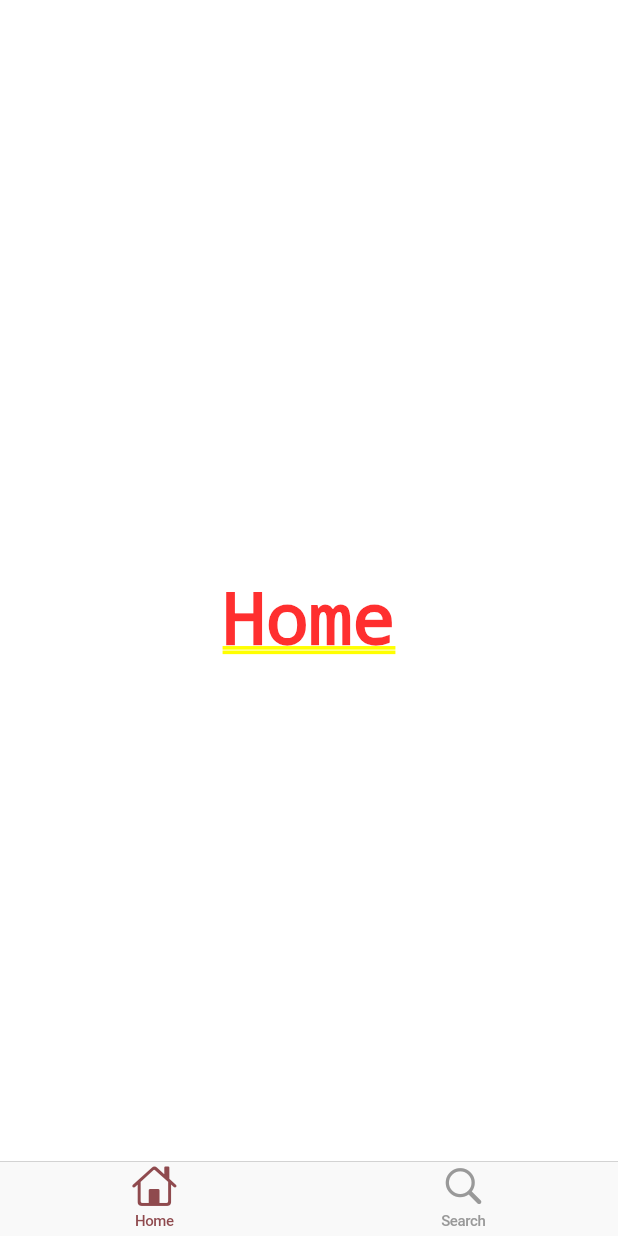
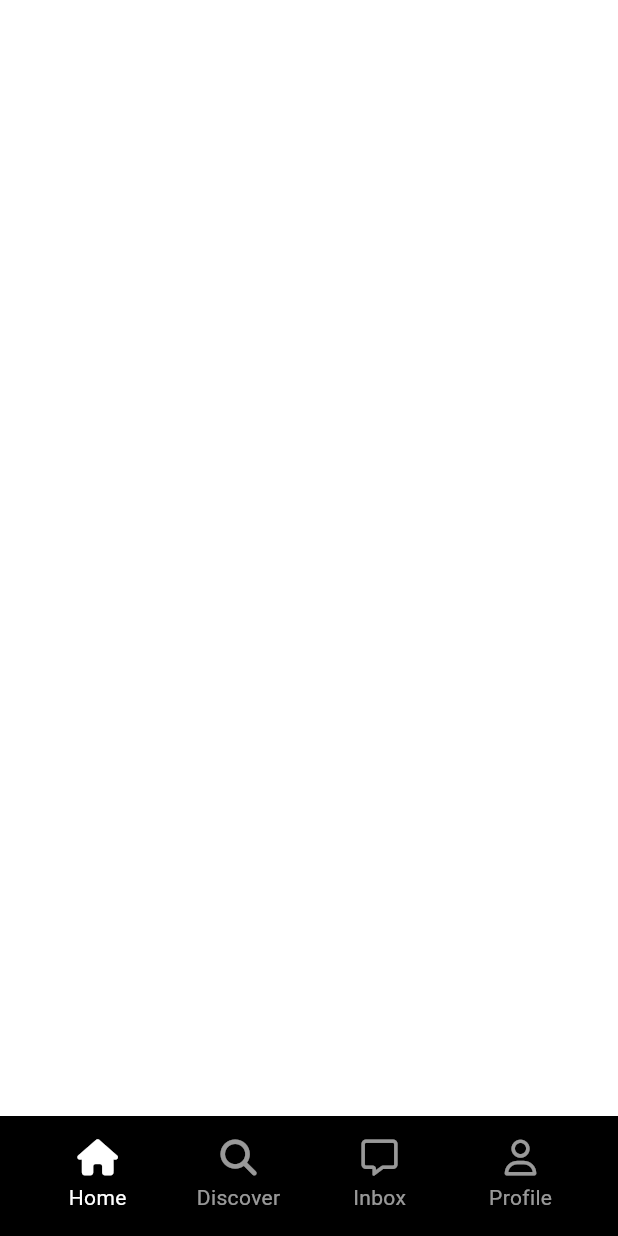
Before and after one commit to decembaek/tiktok_clone, a Flutter app: the screen it shows after launch, on a phone screen of 412 x 824 dp. Run offline on Flutter 3.47's test engine with Material 3 defaults, Android fonts, the phone set to English and light mode, and no system bars; our stand-ins replace font_awesome_flutter.

Commit message:
custom navigation var

```diff
--- a/lib/features/main_navigation/main_navigation_screen.dart
+++ b/lib/features/main_navigation/main_navigation_screen.dart
@@ -1,6 +1,9 @@
 import 'package:flutter/cupertino.dart';
 import 'package:flutter/material.dart';
 import 'package:font_awesome_flutter/font_awesome_flutter.dart';
+import 'package:tiktok_clone/constants/gaps.dart';
+import 'package:tiktok_clone/constants/sizes.dart';
+import 'package:tiktok_clone/features/main_navigation/widgets/nav_tab.dart';
 
 class MainNavigationScreen extends StatefulWidget {
   const MainNavigationScreen({super.key});
@@ -38,23 +41,75 @@ class _MainNavigationScreenState extends State<MainNavigationScreen> {
 
   @override
   Widget build(BuildContext context) {
-    return CupertinoTabScaffold(
-      tabBar: CupertinoTabBar(
-        items: const [
-          BottomNavigationBarItem(
-            // icon: FaIcon(FontAwesomeIcons.house),
-            icon: Icon(CupertinoIcons.house),
-            label: "Home",
+    return Scaffold(
+      bottomNavigationBar: BottomAppBar(
+        color: Colors.black,
+        child: Padding(
+          padding: const EdgeInsets.all(Sizes.size2),
+          child: Row(
+            mainAxisAlignment: MainAxisAlignment.spaceBetween,
+            children: [
+              NavTab(
+                text: "Home",
+                isSelected: _selectedIndex == 0,
+                icon: FontAwesomeIcons.house,
+                onTap: () => _onTap(0),
+              ),
+              NavTab(
+                text: "Discover",
+                isSelected: _selectedIndex == 1,
+                icon: FontAwesomeIcons.magnifyingGlass,
+                onTap: () => _onTap(1),
+              ),
+              NavTab(
+                text: "Inbox",
+                isSelected: _selectedIndex == 3,
+                icon: FontAwesomeIcons.message,
+                onTap: () => _onTap(3),
+              ),
+              NavTab(
+                text: "Profile",
+                isSelected: _selectedIndex == 4,
+                icon: FontAwesomeIcons.user,
+                onTap: () => _onTap(4),
+              ),
+              // Column(
+              //   // Column 자리 차지하는 크기 설정하기
+              //   mainAxisSize: MainAxisSize.min,
+              //   children: [
+              //     FaIcon(
+              //       FontAwesomeIcons.house,
+              //       color: Colors.white,
+              //     ),
+              //     Gaps.v5,
+              //     Text(
+              //       "Home",
+              //       style: TextStyle(color: Colors.white),
+              //     ),
+              //   ],
+              // ),
+            ],
           ),
-          BottomNavigationBarItem(
-            // icon: FaIcon(FontAwesomeIcons.magnifyingGlass),
-            icon: Icon(CupertinoIcons.search),
-            label: "Search",
-          ),
-        ],
+        ),
       ),
-      tabBuilder: (context, index) => screens[index],
     );
+    // return CupertinoTabScaffold(
+    //   tabBar: CupertinoTabBar(
+    //     items: const [
+    //       BottomNavigationBarItem(
+    //         // icon: FaIcon(FontAwesomeIcons.house),
+    //         icon: Icon(CupertinoIcons.house),
+    //         label: "Home",
+    //       ),
+    //       BottomNavigationBarItem(
+    //         // icon: FaIcon(FontAwesomeIcons.magnifyingGlass),
+    //         icon: Icon(CupertinoIcons.search),
+    //         label: "Search",
+    //       ),
+    //     ],
+    //   ),
+    //   tabBuilder: (context, index) => screens[index],
+    // );
     // return Scaffold(
     //   body: screens[_selectedIndex],
     //   bottomNavigationBar: NavigationBar(
--- /dev/null
+++ b/lib/features/main_navigation/widgets/nav_tab.dart
@@ -0,0 +1,53 @@
+import 'package:flutter/material.dart';
+import 'package:font_awesome_flutter/font_awesome_flutter.dart';
+import 'package:tiktok_clone/constants/gaps.dart';
+
+class NavTab extends StatelessWidget {
+  const NavTab({
+    super.key,
+    required this.text,
+    required this.isSelected,
+    required this.icon,
+    required this.onTap,
+  });
+
+  final String text;
+  final bool isSelected;
+  final IconData icon;
+  final Function onTap;
+
+  @override
+  Widget build(BuildContext context) {
+    // Expanded 사용 공간을 최대로 쓰기
+    return Expanded(
+      child: GestureDetector(
+        onTap: () => onTap(),
+        child: Container(
+          color: Colors.black,
+          child: AnimatedOpacity(
+            duration: const Duration(microseconds: 300),
+            opacity: isSelected ? 1 : 0.6,
+            child: Column(
+              // Column 자리 차지하는 크기 설정하기
+              mainAxisSize: MainAxisSize.min,
+              children: [
+                FaIcon(
+                  // FontAwesomeIcons.house,
+                  icon,
+                  color: Colors.white,
+                ),
+                Gaps.v5,
+                Text(
+                  text,
+                  style: const TextStyle(
+                    color: Colors.white,
+                  ),
+                ),
+              ],
+            ),
+          ),
+        ),
+      ),
+    );
+  }
+}
```
